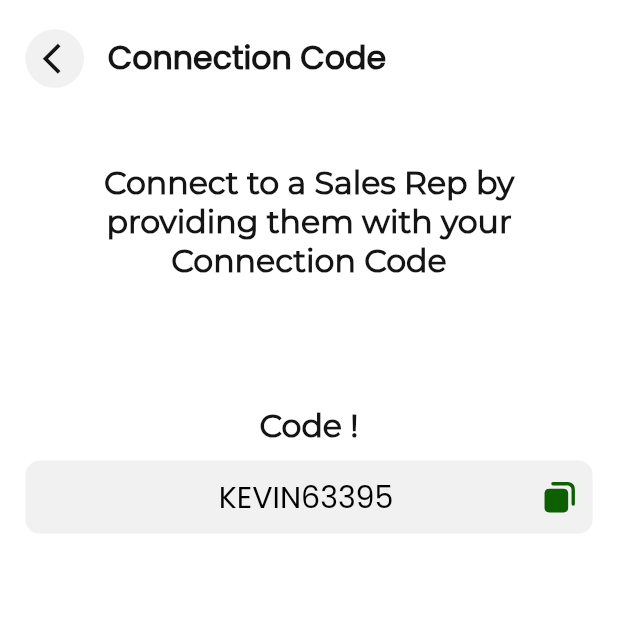
After one commit to kishan06/FarmFeeders, a Flutter app: the Connectcode screen opened by its route, on a phone screen of 412 x 824 dp, the top half of it. The commit adds this screen. Run offline on Flutter 3.47's test engine with Material 2 defaults, Android fonts, the phone set to English and light mode, and no system bars; our stand-ins replace another_flushbar, buttons_tabbar, carousel_slider, dio, dotted_line, dropdown_button2 and 12 more; accounts and stored records are empty.

Commit message:
Connect page completed with functionality to copy text

```diff
--- a/lib/resources/routes/route_name.dart
+++ b/lib/resources/routes/route_name.dart
@@ -54,4 +54,7 @@ class RouteName {
   static const String reorder = '/reorder';
 
 
+  static const String connect = '/connect';
+
+
 }
--- a/lib/resources/routes/routes.dart
+++ b/lib/resources/routes/routes.dart
@@ -19,6 +19,7 @@ import 'package:farmfeeders/view/Side%20Menu/NavigateTo%20pages/NewsAndArticle/S
 import 'package:farmfeeders/view/Side%20Menu/NavigateTo%20pages/Training/TrainingMain.dart';
 import 'package:farmfeeders/view/Side%20Menu/NavigateTo%20pages/Training/VideosList.dart';
 import 'package:farmfeeders/view/Side%20Menu/NavigateTo%20pages/Training/videos_details.dart';
+import 'package:farmfeeders/view/Side%20Menu/NavigateTo%20pages/connectcode.dart';
 
 import 'package:farmfeeders/view/Side%20Menu/SideMenu.dart';
 
@@ -197,5 +198,13 @@ class AppRoutes {
             ),
         ),
 
+
+         GetPage(
+          name: RouteName.connect,
+          page: () =>Connectcode(
+            // onChanged: (value) => 0,
+            ),
+        ),
+
       ];
 }
--- /dev/null
+++ b/lib/view/Side Menu/NavigateTo pages/connectcode.dart
@@ -0,0 +1,134 @@
+import 'package:farmfeeders/Utils/colors.dart';
+import 'package:farmfeeders/Utils/sized_box.dart';
+import 'package:flutter/material.dart';
+import 'package:flutter/services.dart';
+import 'package:flutter_screenutil/flutter_screenutil.dart';
+import 'package:flutter_svg/svg.dart';
+import 'package:get/get.dart';
+
+class Connectcode extends StatefulWidget {
+  const Connectcode({super.key});
+
+  @override
+  State<Connectcode> createState() => _ConnectcodeState();
+}
+
+class _ConnectcodeState extends State<Connectcode> {
+  String quote = "KEVIN63395";
+
+  @override
+  Widget build(BuildContext context) {
+    return Scaffold(
+      backgroundColor: AppColors.white,
+      body: SafeArea(
+          child: Padding(
+        padding: EdgeInsets.symmetric(horizontal: 16.w),
+        child: Column(
+          mainAxisAlignment: MainAxisAlignment.start,
+          crossAxisAlignment: CrossAxisAlignment.start,
+          children: [
+            Padding(
+              padding: EdgeInsets.only(
+                top: 20.h,
+              ),
+              child: Row(
+                mainAxisAlignment: MainAxisAlignment.start,
+                children: [
+                  GestureDetector(
+                    onTap: () {
+                      Get.back();
+                    },
+                    child: CircleAvatar(
+                      radius: 20.h,
+                      backgroundColor: Color(0XFFF1F1F1),
+                      child: Center(
+                        child: Padding(
+                          padding: EdgeInsets.only(left: 8.w),
+                          child: Icon(
+                            Icons.arrow_back_ios,
+                            size: 25.h,
+                            color: Color(0XFF141414),
+                          ),
+                        ),
+                      ),
+                    ),
+                  ),
+                  sizedBoxWidth(15.w),
+                  Text(
+                    "Connection Code",
+                    style: TextStyle(
+                      color: Color(0XFF141414),
+                      fontSize: 20.sp,
+                      fontWeight: FontWeight.w600,
+                    ),
+                  ),
+                ],
+              ),
+            ),
+            sizedBoxHeight(52.h),
+            Text(
+              "Connect to a Sales Rep by providing them with your Connection Code",
+              textAlign: TextAlign.center,
+              style: TextStyle(
+                  fontSize: 20.sp,
+                  color: Color(0xff141414),
+                  fontFamily: "Montserrat",
+                  fontWeight: FontWeight.w600),
+            ),
+            sizedBoxHeight(86.h),
+            Align(
+              alignment: Alignment.center,
+              child: Text(
+                "Code !",
+                textAlign: TextAlign.center,
+                style: TextStyle(
+                  fontSize: 20.sp,
+                  color: Color(0xff141414),
+                  fontFamily: "Montserrat",
+                  fontWeight: FontWeight.w600,
+                ),
+              ),
+            ),
+            sizedBoxHeight(10.h),
+            Container(
+                height: 50.h,
+                width: 358.w,
+                decoration: BoxDecoration(
+                    borderRadius: BorderRadius.circular(10.h),
+                    color: Color(0xffF1F1F1)),
+                child: Row(
+                  mainAxisAlignment: MainAxisAlignment.start,
+                  crossAxisAlignment: CrossAxisAlignment.center,
+                  children: [
+                    sizedBoxWidth(122.w),
+                    Text(
+                      quote,
+                      style: TextStyle(
+                        fontSize: 19.sp,
+                        fontFamily: "Poppins",
+                        color: Color(0xff000000),
+                      ),
+                    ),
+                    Spacer(),
+                    Padding(
+                      padding: EdgeInsets.only(right: 8.w),
+                      child: GestureDetector(
+                        onTap: () {
+                          Clipboard.setData(ClipboardData(text: quote)).then((value){
+                            ScaffoldMessenger.of(context).showSnackBar(SnackBar(content: Text("Content copied to clipboard")));
+                          });
+                          print("content copied");
+                        },
+                        child: SvgPicture.asset(
+                          "assets/images/copy.svg",
+                        ),
+                      ),
+                    )
+                  ],
+                )),
+          ],
+        ),
+      )),
+    );
+  }
+}
```
Also changed, not shown: assets/images/copy.svg (added).
